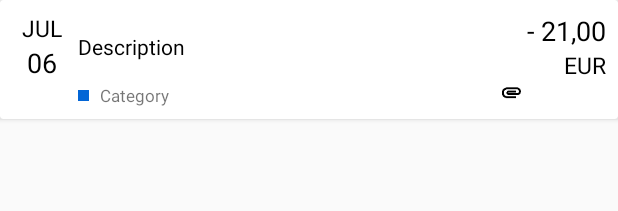
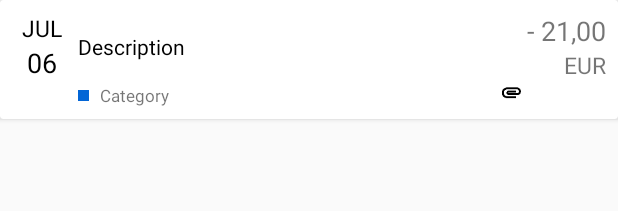
Before and after one commit to hulkdx/MoneyManager, an Android app: the layout cardview_transaction.xml on its own in the app's theme, with its tools: preview values and no code run, on a phone screen of 412 x 824 dp. Shown: the top 211 px of the screen. Run offline under Robolectric (Android 15) with nearby library versions, the phone set to English and light mode, and no system bars.

Commit message:
fixed a bug with not changing the colour.

```diff
--- a/app/src/main/java/com/hulkdx/moneymanagerv2/ui/main/TransactionAdapter.java
+++ b/app/src/main/java/com/hulkdx/moneymanagerv2/ui/main/TransactionAdapter.java
@@ -80,6 +80,10 @@ public class TransactionAdapter extends RecyclerView.Adapter<TransactionAdapter.
         } else {
             holder.balanceNumberTV.setText(mContext.getString(R.string.balance_value_negative,
                      mTransactions.get(position).getAmount() * -1));
+            holder.balanceNumberTV.setTextColor(
+                    ContextCompat.getColor(mContext, R.color.black));
+            holder.balanceCurrencyTV.setTextColor(
+                    ContextCompat.getColor(mContext, R.color.black));
         }
         // Set Currency
         holder.balanceCurrencyTV.setText(mCurrencyName);
--- a/app/src/main/res/layout/cardview_transaction.xml
+++ b/app/src/main/res/layout/cardview_transaction.xml
@@ -60,7 +60,6 @@
             android:layout_alignParentEnd="true"
             android:layout_alignParentTop="true"
             android:fontFamily="sans-serif"
-            android:textColor="@color/black"
             android:textSize="@dimen/transactions_text_size_bigger"
             tools:text="- 21,00" />
 
@@ -72,7 +71,6 @@
             android:layout_below="@+id/balance_number"
             android:layout_gravity="end"
             android:fontFamily="sans-serif"
-            android:textColor="@color/black"
             android:textSize="@dimen/transactions_text_size"
             tools:text="@string/euro" />
 
```
